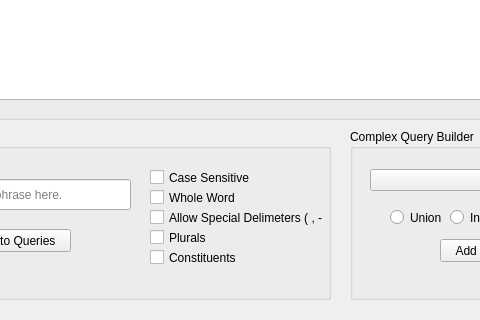
Before: the Qt Designer form milnlp/gui/query_builder.ui in zwelz3/milnlp, drawn with Qt 5; both pictures show x 130 to 610 and y 160 to 480 of the 800 by 480 pixel window.
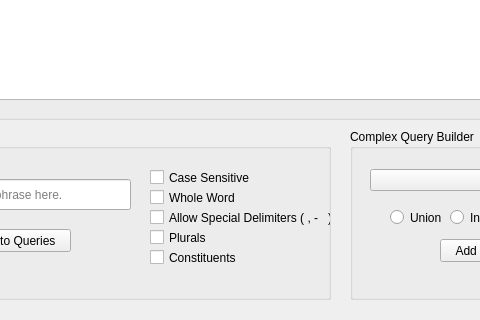
After: the same form once the commit is applied. Icons and pictures are not drawn.

Patch:
```diff
--- a/milnlp/gui/query_builder.ui
+++ b/milnlp/gui/query_builder.ui
@@ -263,7 +263,7 @@
       </rect>
      </property>
      <property name="text">
-      <string>Allow Special Delimeters ( , -   )</string>
+      <string>Allow Special Delimiters ( , -   )</string>
      </property>
     </widget>
     <widget class="QCheckBox" name="pluralsCheck">
```
Left out of the diff: 3 changed lines with no effect on the pictures.
